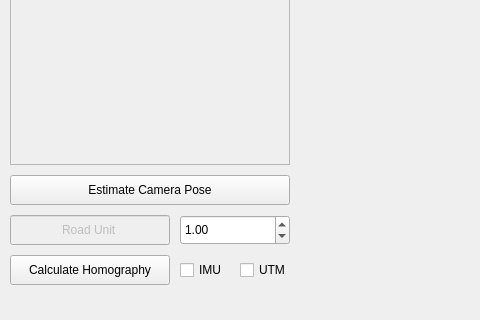
This is ui/gui.ui in ask-almas/tennis-ball-marker-gui as Qt 5 draws it before an edit; both pictures show x 0 to 480 and y 405 to 725 of the 1130 by 725 pixel window. The edited form follows.
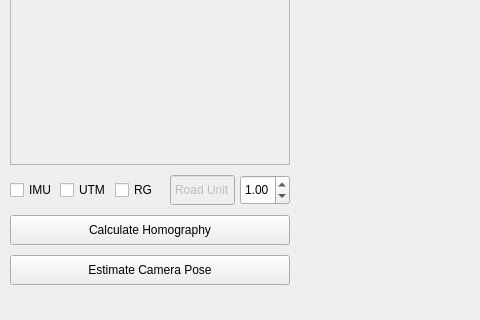
This is the edited form.

Commit message: added manual pixel selection mode

What changed in the file:
```diff
--- a/ui/gui.ui
+++ b/ui/gui.ui
@@ -48,8 +48,8 @@
     <property name="geometry">
      <rect>
       <x>10</x>
-      <y>660</y>
-      <width>160</width>
+      <y>620</y>
+      <width>280</width>
       <height>30</height>
      </rect>
     </property>
@@ -116,9 +116,9 @@
     </property>
     <property name="geometry">
      <rect>
-      <x>10</x>
-      <y>620</y>
-      <width>160</width>
+      <x>170</x>
+      <y>580</y>
+      <width>65</width>
       <height>30</height>
      </rect>
     </property>
@@ -138,9 +138,9 @@
    <widget class="QDoubleSpinBox" name="road_unit">
     <property name="geometry">
      <rect>
-      <x>180</x>
-      <y>620</y>
-      <width>110</width>
+      <x>240</x>
+      <y>580</y>
+      <width>50</width>
       <height>30</height>
      </rect>
     </property>
@@ -157,9 +157,9 @@
    <widget class="QCheckBox" name="imu">
     <property name="geometry">
      <rect>
-      <x>180</x>
-      <y>660</y>
-      <width>50</width>
+      <x>10</x>
+      <y>580</y>
+      <width>45</width>
       <height>30</height>
      </rect>
     </property>
@@ -170,8 +170,8 @@
    <widget class="QCheckBox" name="utm">
     <property name="geometry">
      <rect>
-      <x>240</x>
-      <y>660</y>
+      <x>60</x>
+      <y>580</y>
       <width>50</width>
       <height>30</height>
      </rect>
@@ -195,7 +195,7 @@
     <property name="geometry">
      <rect>
       <x>10</x>
-      <y>580</y>
+      <y>660</y>
       <width>280</width>
       <height>30</height>
      </rect>
@@ -204,6 +204,19 @@
      <string>Estimate Camera Pose</string>
     </property>
    </widget>
+   <widget class="QCheckBox" name="region_growing">
+    <property name="geometry">
+     <rect>
+      <x>115</x>
+      <y>580</y>
+      <width>40</width>
+      <height>30</height>
+     </rect>
+    </property>
+    <property name="text">
+     <string>RG</string>
+    </property>
+   </widget>
   </widget>
  </widget>
  <resources/>
```
Left out of the diff: 8 changed lines with no effect on the pictures. The commit also changes 2 other files.
